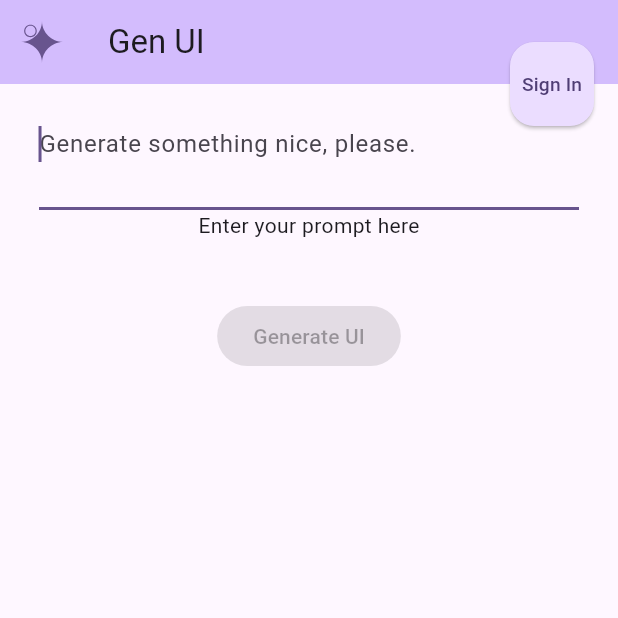
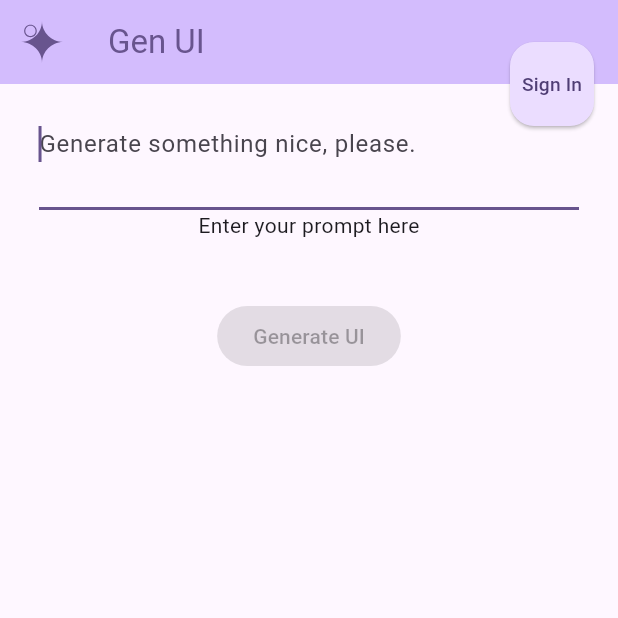
Before and after one commit to polina-c/genui-panel, a Flutter app: the SidebarScreen screen opened by its route, on a phone screen of 412 x 824 dp, the top half of it. Run offline on Flutter 3.47's test engine with Material 3 defaults, Android fonts, the phone set to English and light mode, and no system bars; our stand-ins replace flutter_svg, google_sign_in, web; missing offline and left inert: dart:js_interop; statements that could not run were skipped.

Commit message:
Update sidebar.dart

```diff
--- a/ui/lib/screens/sidebar/sidebar.dart
+++ b/ui/lib/screens/sidebar/sidebar.dart
@@ -4,8 +4,6 @@ import 'package:http/http.dart' as http;
 
 import '../../shared/primitives/post_message/post_message.dart';
 import '_sign_in.dart';
-
-const IconData _logo = IconData(0xe900, fontFamily: 'icomoon');
 
 class SidebarScreen extends StatefulWidget {
   const SidebarScreen({super.key});
@@ -49,19 +47,17 @@ class _SidebarScreenState extends State<SidebarScreen> {
 
   @override
   Widget build(BuildContext context) {
+    final primaryColor = Theme.of(context).colorScheme.primary;
     return Scaffold(
       appBar: AppBar(
         backgroundColor: Theme.of(context).colorScheme.inversePrimary,
-        title: const Text('Gen UI'),
+        title: Text('Gen UI', style: TextStyle(color: primaryColor)),
         // See https://stackoverflow.com/questions/44087400/flutter-svg-rendering.
         leading: Padding(
           padding: const EdgeInsets.all(14.0),
           child: SvgPicture.asset(
             'assets/logo.svg',
-            colorFilter: ColorFilter.mode(
-              Theme.of(context).colorScheme.primary,
-              BlendMode.srcIn,
-            ),
+            colorFilter: ColorFilter.mode(primaryColor, BlendMode.srcIn),
             semanticsLabel: 'GenUI logo',
           ),
         ),
```
